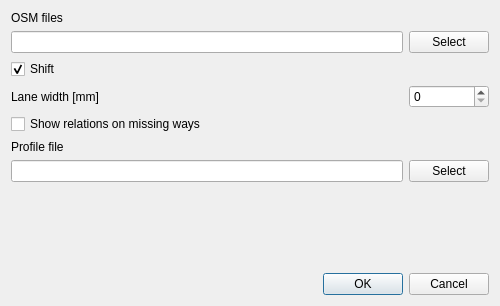
Qt form UI/fileoptions.ui (hubertqtraf/QtOSMTraffic) before a commit.
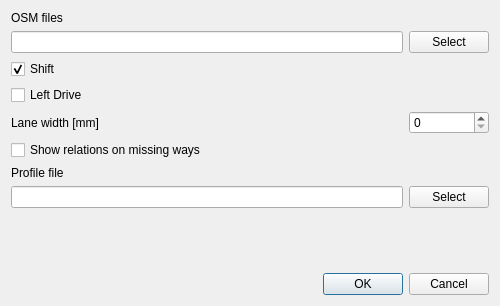
The same form after that commit.

Commit message: move left drive option from 'net dock' to the 'file option' dialog box

Diff of the .ui file:
```diff
--- a/UI/fileoptions.ui
+++ b/UI/fileoptions.ui
@@ -86,6 +86,13 @@
          </property>
         </widget>
        </item>
+       <item row="3" column="0">
+        <widget class="QCheckBox" name="leftDrive">
+         <property name="text">
+          <string>Left Drive</string>
+         </property>
+        </widget>
+       </item>
       </layout>
      </item>
     </layout>
```
The commit also changes 6 other files.
